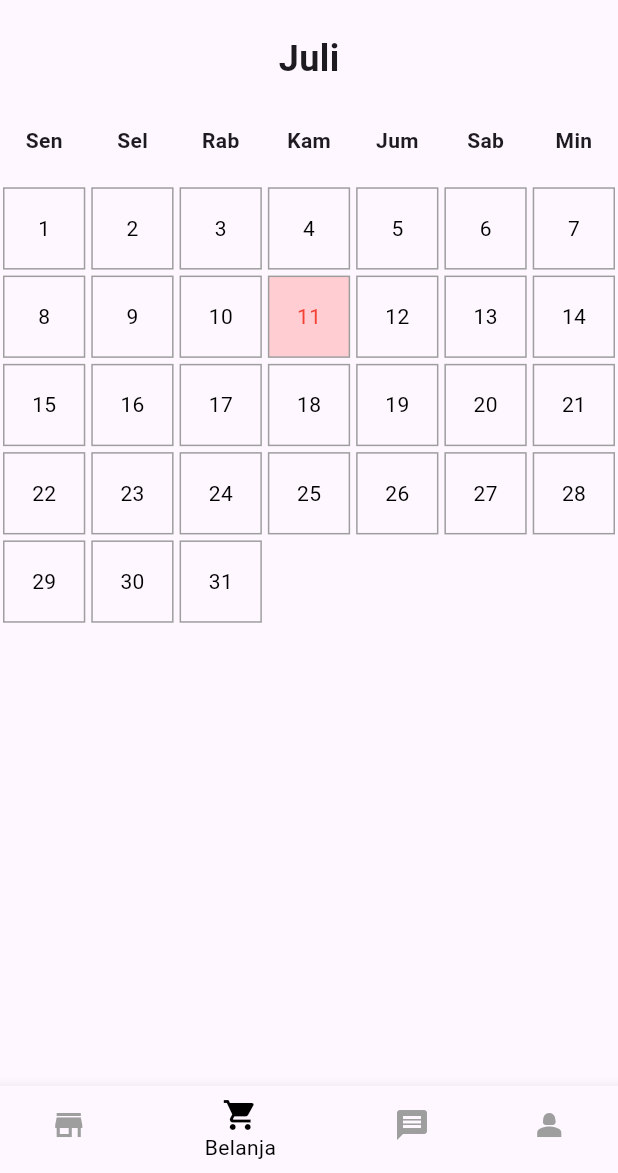
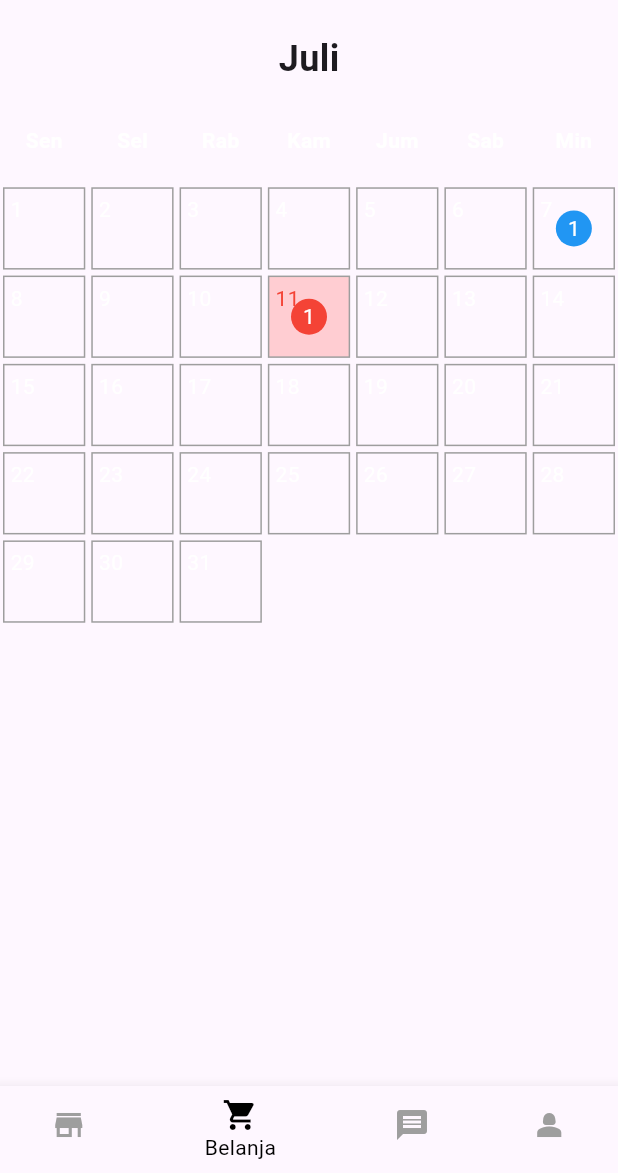
Before and after one commit to ibnumalikmudzopar/warkopibadah, a Flutter app: the screen it shows once a user with an empty profile is signed in, item 2 of the bottom bar chosen, on a phone screen of 412 x 824 dp, the part 63-1236 px from its top. Run offline on Flutter 3.47's test engine with Material 3 defaults, Android fonts, the phone set to English and light mode, and no system bars; our stand-ins replace cloud_firestore, firebase_auth, firebase_core, flutter_slidable; accounts and stored records are empty.

Commit message:
Update belanja.dart

```diff
--- a/lib/screens/belanja.dart
+++ b/lib/screens/belanja.dart
@@ -65,7 +65,7 @@ class _BelanjaScreenState extends State<BelanjaScreen> {
           alignment: Alignment.center,
           child: Text(
             day,
-            style: TextStyle(fontWeight: FontWeight.bold),
+            style: TextStyle(fontWeight: FontWeight.bold, color: Colors.white),
           ),
         ),
       );
@@ -97,9 +97,37 @@ class _BelanjaScreenState extends State<BelanjaScreen> {
               border: Border.all(color: Colors.grey),
               color: isToday ? Colors.red.shade100 : Colors.transparent,
             ),
-            child: Text(
-              '$i',
-              style: TextStyle(color: isToday ? Colors.red : Colors.black),
+            child: Stack(
+              children: [
+                Align(
+                  alignment: Alignment.topLeft,
+                  child: Padding(
+                    padding: const EdgeInsets.all(4.0),
+                    child: Text(
+                      '$i',
+                      style: TextStyle(color: isToday ? Colors.red : Colors.white),
+                    ),
+                  ),
+                ),
+                if (i == 11 || i == 7) // Contoh untuk menambahkan ikon bulat
+                  Align(
+                    alignment: Alignment.center,
+                    child: Container(
+                      width: 24.0,
+                      height: 24.0,
+                      decoration: BoxDecoration(
+                        color: i == 11 ? Colors.red : Colors.blue,
+                        shape: BoxShape.circle,
+                      ),
+                      child: Center(
+                        child: Text(
+                          '1',
+                          style: TextStyle(color: Colors.white),
+                        ),
+                      ),
+                    ),
+                  ),
+              ],
             ),
           ),
         ),
```
